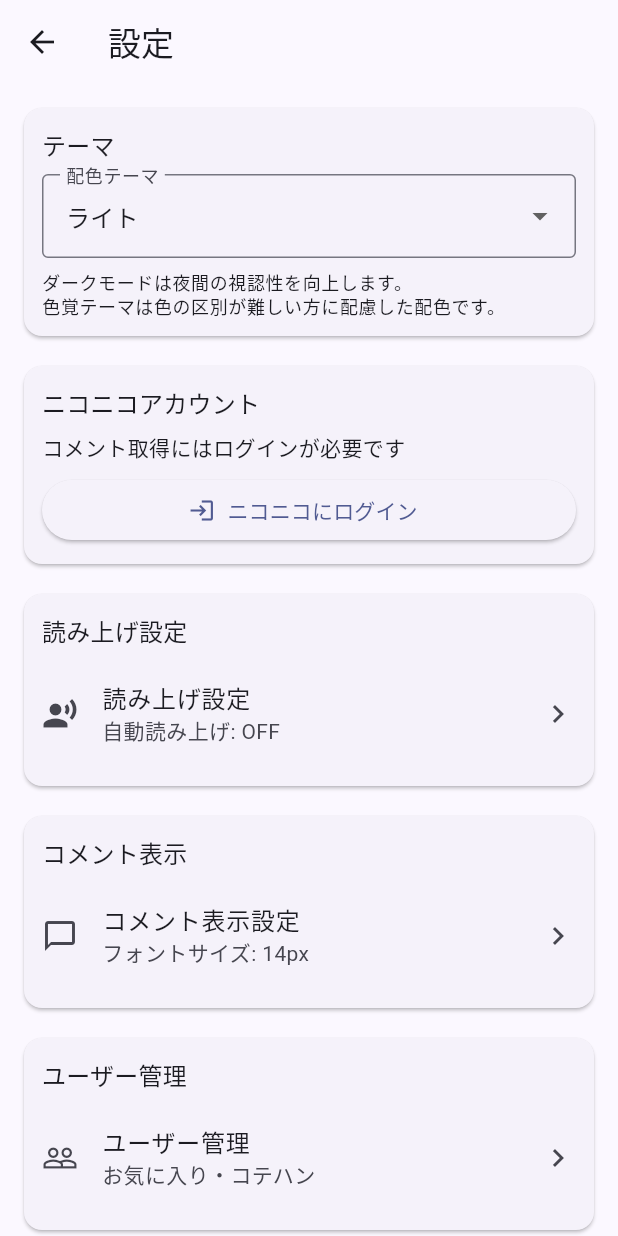
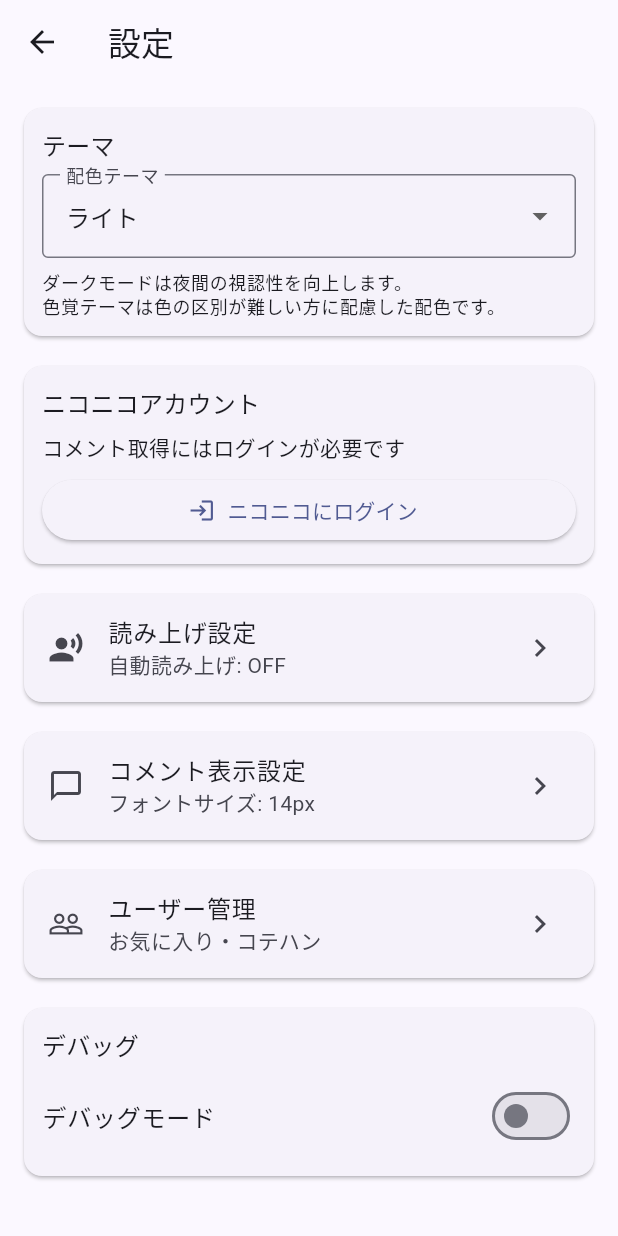
Before and after one commit to sahya/comerune, a Flutter app: the screen it shows after launch, after a tap on "ログインが必要です。タップして設定を開く", on a phone screen of 412 x 824 dp. Run offline on Flutter 3.47's test engine with Material 3 defaults, Android fonts, the phone set to English and light mode, and no system bars; our stand-ins replace flutter_secure_storage, share_plus, shared_preferences, webview_flutter; missing offline and left inert: flutter_foreground_task.

Commit message:
fix(settings): 賢者レビューの MUST FIX を修正
- ナビゲーションタイルの SettingsSection ラップを Card > ListTile に変更し、
  セクションタイトルと ListTile タイトルの冗長な重複を解消
- SettingsDoubleSliderField に semanticFormatterCallback を追加し、
  VOICEVOX スライダーのスクリーンリーダー対応を改善
- 画面再読み込みの永続化検証テストを追加

https://claude.ai/code/session_01J5qz9tLKKpbzw5NhsqTH1P

```diff
--- a/lib/presentation/screens/settings_screen.dart
+++ b/lib/presentation/screens/settings_screen.dart
@@ -261,12 +261,9 @@ class _SettingsScreenState extends State<SettingsScreen> {
                   ],
                 ),
                 const SizedBox(height: 12),
-                SettingsSection(
-                  title: '読み上げ設定',
-                  children: <Widget>[
-                    ListTile(
+                Card(
+                  child: ListTile(
                     key: const Key('tts-settings-tile'),
-                      contentPadding: EdgeInsets.zero,
                     leading: const Icon(Icons.record_voice_over),
                     title: const Text('読み上げ設定'),
                     subtitle: Text(
@@ -286,15 +283,11 @@ class _SettingsScreenState extends State<SettingsScreen> {
                       await _loadSettings();
                     },
                   ),
-                  ],
                 ),
                 const SizedBox(height: 12),
-                SettingsSection(
-                  title: 'コメント表示',
-                  children: <Widget>[
-                    ListTile(
+                Card(
+                  child: ListTile(
                     key: const Key('comment-display-settings-tile'),
-                      contentPadding: EdgeInsets.zero,
                     leading: const Icon(Icons.chat_bubble_outline),
                     title: const Text('コメント表示設定'),
                     subtitle: Text(
@@ -312,15 +305,11 @@ class _SettingsScreenState extends State<SettingsScreen> {
                       await _loadSettings();
                     },
                   ),
-                  ],
                 ),
                 const SizedBox(height: 12),
-                SettingsSection(
-                  title: 'ユーザー管理',
-                  children: <Widget>[
-                    ListTile(
+                Card(
+                  child: ListTile(
                     key: const Key('user-management-settings-tile'),
-                      contentPadding: EdgeInsets.zero,
                     leading: const Icon(Icons.people_outline),
                     title: const Text('ユーザー管理'),
                     subtitle: const Text('お気に入り・コテハン'),
@@ -338,7 +327,6 @@ class _SettingsScreenState extends State<SettingsScreen> {
                       await _loadSettings();
                     },
                   ),
-                  ],
                 ),
                 const SizedBox(height: 12),
                 SettingsSection(
--- a/lib/presentation/widgets/settings_widgets.dart
+++ b/lib/presentation/widgets/settings_widgets.dart
@@ -218,6 +218,8 @@ class SettingsDoubleSliderField extends StatelessWidget {
           max: max,
           divisions: divisions,
           value: value,
+          semanticFormatterCallback: (double v) =>
+              '$label ${v.toStringAsFixed(2)}',
           onChanged: (double next) {
             onChanged(double.parse(next.toStringAsFixed(2)));
           },
```
Also changed, not shown: 1 other file. Lines whose indentation alone changed are shown as unchanged.
